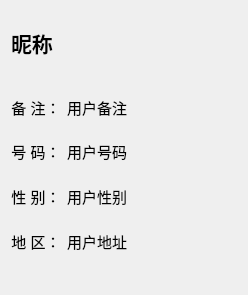
Old version of the form userinformation.ui in the repository rayfung/tux-im-client.
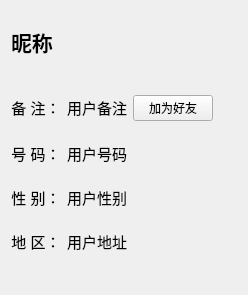
New version of the form. Icons and pictures are not drawn.

Commit message: finish find and make friends

Patch:
```diff
--- a/userinformation.ui
+++ b/userinformation.ui
@@ -16,9 +16,6 @@
   <layout class="QVBoxLayout" name="verticalLayout_2">
    <item>
     <layout class="QVBoxLayout" name="verticalLayout">
-     <property name="bottomMargin">
-      <number>0</number>
-     </property>
      <item>
       <spacer name="verticalSpacer_6">
        <property name="orientation">
@@ -107,6 +104,13 @@
          </property>
         </widget>
        </item>
+       <item>
+        <widget class="QPushButton" name="pushButtonMakeFriend">
+         <property name="text">
+          <string>加为好友</string>
+         </property>
+        </widget>
+       </item>
        <item>
         <spacer name="horizontalSpacer">
          <property name="orientation">
```
Left out of the diff: 2 changed lines with no effect on the pictures. The commit also changes 5 other files.
